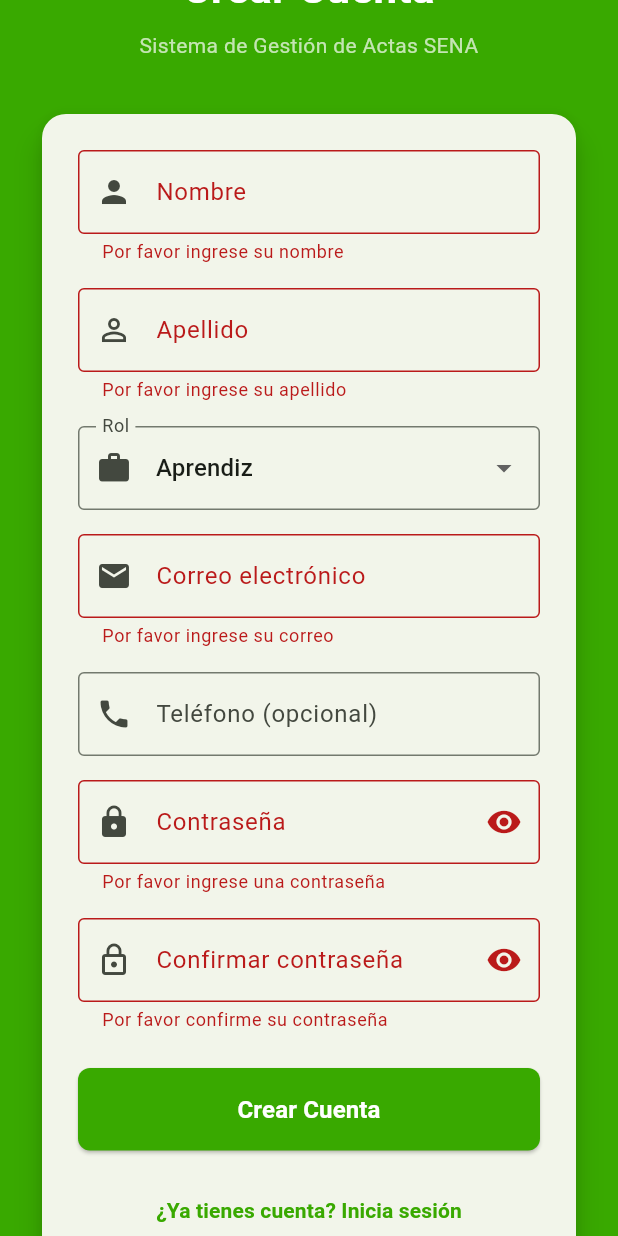
After one commit to rubenr2013/actas_sena_mobile, a Flutter app: the RegisterScreen screen opened directly, scrolled down 168 dp, after a tap on "Crear Cuenta", on a phone screen of 412 x 824 dp. The commit adds this screen. Run offline on Flutter 3.47's test engine with Material 3 defaults, Android fonts, the phone set to English and light mode, and no system bars; our stand-ins replace open_file, permission_handler, shared_preferences, signature, timeago; missing offline and left inert: dart:html; accounts and stored records are empty; network calls fail.

Commit message:
Agregar funcionalidad de registro de usuario y aplicar silencio administrativo en actas

```diff
--- /dev/null
+++ b/lib/screens/register_screen.dart
@@ -0,0 +1,436 @@
+import 'package:flutter/material.dart';
+import '../services/auth_service.dart';
+import 'login_screen.dart';
+
+class RegisterScreen extends StatefulWidget {
+  const RegisterScreen({super.key});
+
+  @override
+  State<RegisterScreen> createState() => _RegisterScreenState();
+}
+
+class _RegisterScreenState extends State<RegisterScreen> {
+  final _formKey = GlobalKey<FormState>();
+  final _firstNameController = TextEditingController();
+  final _lastNameController = TextEditingController();
+  final _emailController = TextEditingController();
+  final _telefonoController = TextEditingController();
+  final _passwordController = TextEditingController();
+  final _confirmPasswordController = TextEditingController();
+
+  bool _isLoading = false;
+  bool _obscurePassword = true;
+  bool _obscureConfirmPassword = true;
+  String _selectedRol = 'aprendiz';
+
+  final List<Map<String, String>> _roles = [
+    {'value': 'aprendiz', 'label': 'Aprendiz'},
+    {'value': 'instructor', 'label': 'Instructor'},
+    {'value': 'funcionario', 'label': 'Funcionario'},
+    {'value': 'coordinador', 'label': 'Coordinador'},
+    {'value': 'director', 'label': 'Director'},
+  ];
+
+  @override
+  void dispose() {
+    _firstNameController.dispose();
+    _lastNameController.dispose();
+    _emailController.dispose();
+    _telefonoController.dispose();
+    _passwordController.dispose();
+    _confirmPasswordController.dispose();
+    super.dispose();
+  }
+
+  String? _validateEmail(String? value) {
+    if (value == null || value.isEmpty) {
+      return 'Por favor ingrese su correo';
+    }
+    if (!value.contains('@')) {
+      return 'Ingrese un correo válido';
+    }
+
+    // Validar dominio según rol
+    if (_selectedRol == 'aprendiz') {
+      if (!value.endsWith('@soy.sena.edu.co') && !value.endsWith('@gmail.com')) {
+        return 'Aprendices deben usar @soy.sena.edu.co o @gmail.com';
+      }
+    } else if (_selectedRol == 'instructor' ||
+               _selectedRol == 'funcionario' ||
+               _selectedRol == 'coordinador' ||
+               _selectedRol == 'director') {
+      if (!value.endsWith('@sena.edu.co') && !value.endsWith('@gmail.com')) {
+        return 'Debe usar @sena.edu.co o @gmail.com';
+      }
+    }
+
+    return null;
+  }
+
+  Future<void> _register() async {
+    if (_formKey.currentState!.validate()) {
+      // Validar que las contraseñas coincidan
+      if (_passwordController.text != _confirmPasswordController.text) {
+        ScaffoldMessenger.of(context).showSnackBar(
+          const SnackBar(
+            content: Text('Las contraseñas no coinciden'),
+            backgroundColor: Colors.red,
+          ),
+        );
+        return;
+      }
+
+      setState(() {
+        _isLoading = true;
+      });
+
+      try {
+        final result = await AuthService.register(
+          firstName: _firstNameController.text.trim(),
+          lastName: _lastNameController.text.trim(),
+          email: _emailController.text.trim().toLowerCase(),
+          password: _passwordController.text,
+          rol: _selectedRol,
+          telefono: _telefonoController.text.trim(),
+        );
+
+        setState(() {
+          _isLoading = false;
+        });
+
+        if (!mounted) return;
+
+        if (result['success'] == true) {
+          // Registro exitoso
+          ScaffoldMessenger.of(context).showSnackBar(
+            SnackBar(
+              content: Text(result['message'] ?? '¡Cuenta creada correctamente!'),
+              backgroundColor: Colors.green,
+              duration: const Duration(seconds: 3),
+            ),
+          );
+
+          // Navegar a Login
+          Navigator.of(context).pushReplacement(
+            MaterialPageRoute(
+              builder: (context) => const LoginScreen(),
+            ),
+          );
+        } else {
+          // Error en registro
+          ScaffoldMessenger.of(context).showSnackBar(
+            SnackBar(
+              content: Text(result['error'] ?? 'Error al crear cuenta'),
+              backgroundColor: Colors.red,
+              duration: const Duration(seconds: 4),
+            ),
+          );
+        }
+      } catch (e) {
+        setState(() {
+          _isLoading = false;
+        });
+
+        if (mounted) {
+          ScaffoldMessenger.of(context).showSnackBar(
+            SnackBar(
+              content: Text('Error de conexión: $e'),
+              backgroundColor: Colors.red,
+            ),
+          );
+        }
+      }
+    }
+  }
+
+  @override
+  Widget build(BuildContext context) {
+    return Scaffold(
+      backgroundColor: const Color(0xFF39A900), // Verde SENA
+      body: SafeArea(
+        child: Center(
+          child: SingleChildScrollView(
+            padding: const EdgeInsets.all(24.0),
+            child: Column(
+              mainAxisAlignment: MainAxisAlignment.center,
+              children: [
+                // Logo SENA
+                Container(
+                  width: 100,
+                  height: 100,
+                  decoration: BoxDecoration(
+                    color: Colors.white,
+                    borderRadius: BorderRadius.circular(50),
+                  ),
+                  child: const Icon(
+                    Icons.person_add,
+                    size: 50,
+                    color: Color(0xFF39A900),
+                  ),
+                ),
+                const SizedBox(height: 16),
+
+                // Título
+                const Text(
+                  'Crear Cuenta',
+                  style: TextStyle(
+                    fontSize: 28,
+                    fontWeight: FontWeight.bold,
+                    color: Colors.white,
+                  ),
+                  textAlign: TextAlign.center,
+                ),
+                const SizedBox(height: 8),
+                const Text(
+                  'Sistema de Gestión de Actas SENA',
+                  style: TextStyle(
+                    fontSize: 14,
+                    color: Colors.white70,
+                  ),
+                  textAlign: TextAlign.center,
+                ),
+                const SizedBox(height: 32),
+
+                // Formulario
+                Card(
+                  elevation: 8,
+                  shape: RoundedRectangleBorder(
+                    borderRadius: BorderRadius.circular(16),
+                  ),
+                  child: Padding(
+                    padding: const EdgeInsets.all(24.0),
+                    child: Form(
+                      key: _formKey,
+                      child: Column(
+                        crossAxisAlignment: CrossAxisAlignment.stretch,
+                        children: [
+                          // Nombre
+                          TextFormField(
+                            controller: _firstNameController,
+                            textCapitalization: TextCapitalization.words,
+                            decoration: const InputDecoration(
+                              labelText: 'Nombre',
+                              hintText: 'Juan',
+                              prefixIcon: Icon(Icons.person),
+                              border: OutlineInputBorder(),
+                            ),
+                            validator: (value) {
+                              if (value == null || value.isEmpty) {
+                                return 'Por favor ingrese su nombre';
+                              }
+                              return null;
+                            },
+                          ),
+                          const SizedBox(height: 16),
+
+                          // Apellido
+                          TextFormField(
+                            controller: _lastNameController,
+                            textCapitalization: TextCapitalization.words,
+                            decoration: const InputDecoration(
+                              labelText: 'Apellido',
+                              hintText: 'Pérez',
+                              prefixIcon: Icon(Icons.person_outline),
+                              border: OutlineInputBorder(),
+                            ),
+                            validator: (value) {
+                              if (value == null || value.isEmpty) {
+                                return 'Por favor ingrese su apellido';
+                              }
+                              return null;
+                            },
+                          ),
+                          const SizedBox(height: 16),
+
+                          // Rol
+                          DropdownButtonFormField<String>(
+                            value: _selectedRol,
+                            decoration: const InputDecoration(
+                              labelText: 'Rol',
+                              prefixIcon: Icon(Icons.work),
+                              border: OutlineInputBorder(),
+                            ),
+                            items: _roles.map((rol) {
+                              return DropdownMenuItem(
+                                value: rol['value'],
+                                child: Text(rol['label']!),
+                              );
+                            }).toList(),
+                            onChanged: (value) {
+                              setState(() {
+                                _selectedRol = value!;
+                                // Limpiar email al cambiar rol para revalidar
+                                if (_emailController.text.isNotEmpty) {
+                                  _formKey.currentState?.validate();
+                                }
+                              });
+                            },
+                          ),
+                          const SizedBox(height: 16),
+
+                          // Email
+                          TextFormField(
+                            controller: _emailController,
+                            keyboardType: TextInputType.emailAddress,
+                            decoration: InputDecoration(
+                              labelText: 'Correo electrónico',
+                              hintText: _selectedRol == 'aprendiz'
+                                  ? 'ejemplo@soy.sena.edu.co'
+                                  : 'ejemplo@sena.edu.co',
+                              prefixIcon: const Icon(Icons.email),
+                              border: const OutlineInputBorder(),
+                            ),
+                            validator: _validateEmail,
+                          ),
+                          const SizedBox(height: 16),
+
+                          // Teléfono (opcional)
+                          TextFormField(
+                            controller: _telefonoController,
+                            keyboardType: TextInputType.phone,
+                            decoration: const InputDecoration(
+                              labelText: 'Teléfono (opcional)',
+                              hintText: '3001234567',
+                              prefixIcon: Icon(Icons.phone),
+                              border: OutlineInputBorder(),
+                            ),
+                          ),
+                          const SizedBox(height: 16),
+
+                          // Contraseña
+                          TextFormField(
+                            controller: _passwordController,
+                            obscureText: _obscurePassword,
+                            decoration: InputDecoration(
+                              labelText: 'Contraseña',
+                              hintText: '••••••••',
+                              prefixIcon: const Icon(Icons.lock),
+                              suffixIcon: IconButton(
+                                icon: Icon(
+                                  _obscurePassword
+                                      ? Icons.visibility
+                                      : Icons.visibility_off,
+                                ),
+                                onPressed: () {
+                                  setState(() {
+                                    _obscurePassword = !_obscurePassword;
+                                  });
+                                },
+                              ),
+                              border: const OutlineInputBorder(),
+                            ),
+                            validator: (value) {
+                              if (value == null || value.isEmpty) {
+                                return 'Por favor ingrese una contraseña';
+                              }
+                              if (value.length < 8) {
+                                return 'Mínimo 8 caracteres';
+                              }
+                              return null;
+                            },
+                          ),
+                          const SizedBox(height: 16),
+
+                          // Confirmar Contraseña
+                          TextFormField(
+                            controller: _confirmPasswordController,
+                            obscureText: _obscureConfirmPassword,
+                            decoration: InputDecoration(
+                              labelText: 'Confirmar contraseña',
+                              hintText: '••••••••',
+                              prefixIcon: const Icon(Icons.lock_outline),
+                              suffixIcon: IconButton(
+                                icon: Icon(
+                                  _obscureConfirmPassword
+                                      ? Icons.visibility
+                                      : Icons.visibility_off,
+                                ),
+                                onPressed: () {
+                                  setState(() {
+                                    _obscureConfirmPassword = !_obscureConfirmPassword;
+                                  });
+                                },
+                              ),
+                              border: const OutlineInputBorder(),
+                            ),
+                            validator: (value) {
+                              if (value == null || value.isEmpty) {
+                                return 'Por favor confirme su contraseña';
+                              }
+                              return null;
+                            },
+                          ),
+                          const SizedBox(height: 24),
+
+                          // Botón Registrar
+                          ElevatedButton(
+                            onPressed: _isLoading ? null : _register,
+                            style: ElevatedButton.styleFrom(
+                              backgroundColor: const Color(0xFF39A900),
+                              padding: const EdgeInsets.symmetric(vertical: 16),
+                              shape: RoundedRectangleBorder(
+                                borderRadius: BorderRadius.circular(8),
+                              ),
+                            ),
+                            child: _isLoading
+                                ? const SizedBox(
+                                    height: 20,
+                                    width: 20,
+                                    child: CircularProgressIndicator(
+                                      strokeWidth: 2,
+                                      valueColor: AlwaysStoppedAnimation<Color>(
+                                        Colors.white,
+                                      ),
+                                    ),
+                                  )
+                                : const Text(
+                                    'Crear Cuenta',
+                                    style: TextStyle(
+                                      fontSize: 16,
+                                      fontWeight: FontWeight.bold,
+                                      color: Colors.white,
+                                    ),
+                                  ),
+                          ),
+                          const SizedBox(height: 16),
+
+                          // Link a Login
+                          TextButton(
+                            onPressed: () {
+                              Navigator.of(context).pushReplacement(
+                                MaterialPageRoute(
+                                  builder: (context) => const LoginScreen(),
+                                ),
+                              );
+                            },
+                            child: const Text(
+                              '¿Ya tienes cuenta? Inicia sesión',
+                              style: TextStyle(
+                                color: Color(0xFF39A900),
+                                fontWeight: FontWeight.bold,
+                              ),
+                            ),
+                          ),
+                        ],
+                      ),
+                    ),
+                  ),
+                ),
+                const SizedBox(height: 24),
+
+                // Footer
+                const Text(
+                  'SENA © 2025',
+                  style: TextStyle(
+                    color: Colors.white70,
+                    fontSize: 12,
+                  ),
+                ),
+              ],
+            ),
+          ),
+        ),
+      ),
+    );
+  }
+}
--- a/lib/services/auth_service.dart
+++ b/lib/services/auth_service.dart
@@ -2,6 +2,7 @@ import 'dart:convert';
 import '../models/usuario.dart';
 import 'api_service.dart';
 import '../utils/constants.dart';
+
 class AuthService {
   // Login
   static Future<Map<String, dynamic>> login(
@@ -45,6 +46,49 @@ class AuthService {
         return {
           'success': false,
           'error': data['error'] ?? 'Error al iniciar sesión',
+        };
+      }
+    } catch (e) {
+      return {
+        'success': false,
+        'error': 'Error de conexión: $e',
+      };
+    }
+  }
+
+  // Registro de nuevo usuario
+  static Future<Map<String, dynamic>> register({
+    required String firstName,
+    required String lastName,
+    required String email,
+    required String password,
+    required String rol,
+    String? telefono,
+  }) async {
+    try {
+      final response = await ApiService.post(
+        '/actas/api/auth/register/',
+        {
+          'first_name': firstName,
+          'last_name': lastName,
+          'email': email,
+          'password': password,
+          'rol': rol,
+          'telefono': telefono ?? '',
+        },
+      );
+
+      final data = json.decode(response.body) as Map<String, dynamic>;
+
+      if (response.statusCode == 200) {
+        return {
+          'success': true,
+          'message': data['message'] ?? 'Cuenta creada correctamente',
+        };
+      } else {
+        return {
+          'success': false,
+          'error': data['error'] ?? 'Error al crear cuenta',
         };
       }
     } catch (e) {
--- a/lib/utils/constants.dart
+++ b/lib/utils/constants.dart
@@ -1,6 +1,6 @@
 class AppConstants {
   // API URLs
-  static const String baseUrl = 'http://10.4.219.217:8000';
+  static const String baseUrl = 'http://10.4.222.56:8000';
   static const String loginEndpoint = '/actas/api/auth/login/';
   static const String dashboardEndpoint = '/actas/api/dashboard/';
   static const String actasEndpoint = '/actas/api/actas/';
```
Also changed, not shown: lib/models/acta.dart (+11 -0 lines), lib/screens/acta_detalle_screen.dart (+114 -0 lines), lib/screens/login_screen.dart (+22 -1 lines), lib/services/actas_service.dart (+31 -0 lines).
